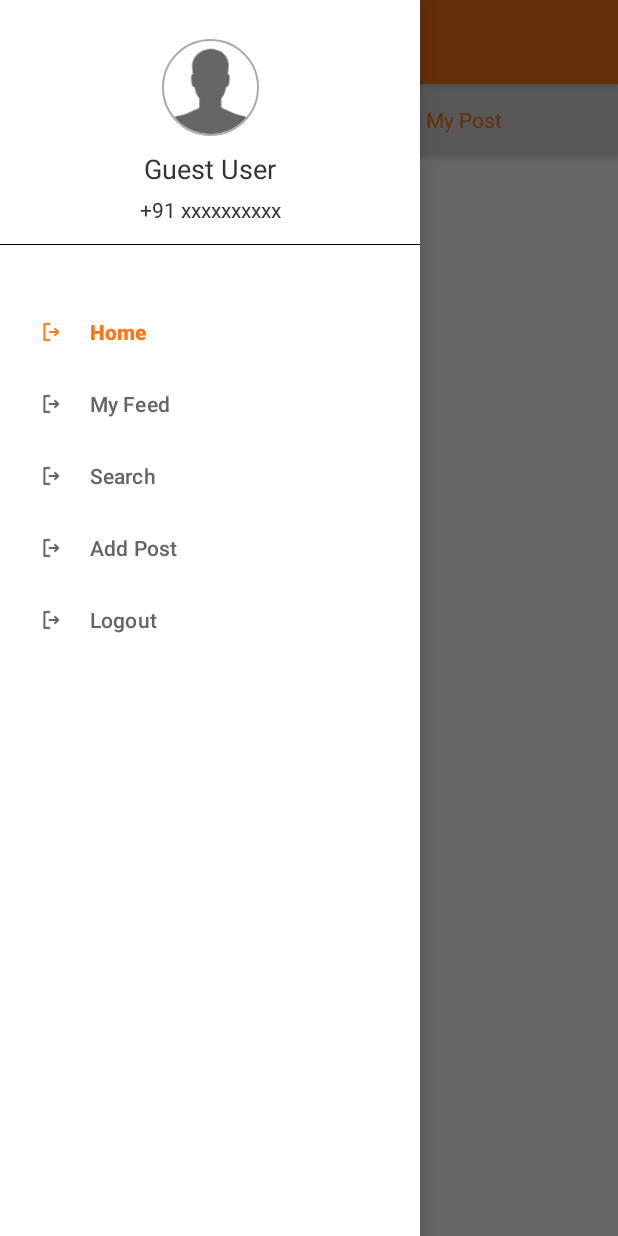
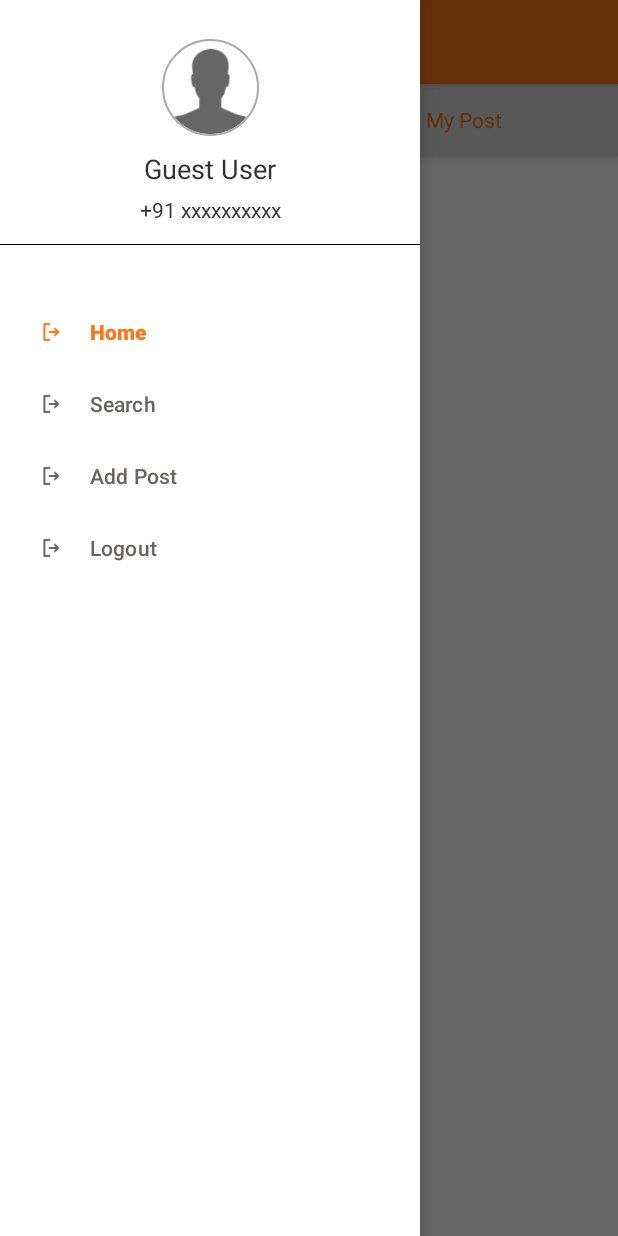
Before and after one commit to rishabhgupta001/payAssignment, an Android app: the screen it shows after launch once a user with an empty profile is signed in (MainActivity), with the side drawer open, on a phone screen of 412 x 824 dp. Run offline under Robolectric (Android 15) with nearby library versions, the phone set to English and light mode, and no system bars; our stand-ins replace CircleImageView, Firebase (no records; nobody signed in at launch, a user with empty details on screens opened directly), RxJava, navigation-ui, sdp/ssp sizes; pictures from the network do not load.

```diff
--- a/app/src/main/java/com/sample/vkoelassign/ui/view/HomeFragment.kt
+++ b/app/src/main/java/com/sample/vkoelassign/ui/view/HomeFragment.kt
@@ -1,15 +1,17 @@
 package com.sample.vkoelassign.ui.view
 
-import com.sample.vkoelassign.ui.view.adapter.HomePagerAdapter
 import android.content.Context
 import android.os.Bundle
-import androidx.fragment.app.Fragment
 import android.view.LayoutInflater
 import android.view.View
 import android.view.ViewGroup
+import androidx.fragment.app.Fragment
 import androidx.lifecycle.ViewModelProvider
 import com.sample.vkoelassign.databinding.FragmentHomeBinding
+import com.sample.vkoelassign.ui.view.adapter.HomePagerAdapter
 import com.sample.vkoelassign.ui.viewmodel.LoginViewModel
+import com.sample.vkoelassign.utility.toastShort
+
 
 class HomeFragment : Fragment() {
     private lateinit var binding: FragmentHomeBinding
@@ -40,8 +42,15 @@ class HomeFragment : Fragment() {
      */
     private fun init() {
         binding.homeViewPager.adapter =
-            HomePagerAdapter(requireContext(), requireActivity().supportFragmentManager)
+            HomePagerAdapter(requireContext(), childFragmentManager)
         binding.homeTabLayout.setupWithViewPager(binding.homeViewPager)
+
+    }
+
+    override fun onResume() {
+        super.onResume()
+        context?.toastShort("Home on Resume called")
+        init()
     }
 
 }
--- a/app/src/main/java/com/sample/vkoelassign/ui/view/MainActivity.kt
+++ b/app/src/main/java/com/sample/vkoelassign/ui/view/MainActivity.kt
@@ -189,4 +189,5 @@ class MainActivity : AppCompatActivity(), NavigationView.OnNavigationItemSelecte
         }
     }
 
+
 }
--- a/app/src/main/java/com/sample/vkoelassign/ui/view/MyFeedFragment.kt
+++ b/app/src/main/java/com/sample/vkoelassign/ui/view/MyFeedFragment.kt
@@ -38,6 +38,7 @@ class MyFeedFragment : Fragment() {
     }
 
     private fun init() {
+        binding.progressBar.visibility = View.VISIBLE
         val linearLayoutManager = LinearLayoutManager(context)
         linearLayoutManager.reverseLayout = true
         linearLayoutManager.stackFromEnd = true
@@ -96,6 +97,7 @@ class MyFeedFragment : Fragment() {
                             postList?.add(post)
                         }
                         feedAdapter?.notifyDataSetChanged()
+                        binding.progressBar.visibility = View.GONE
                     }
                 }
             }
@@ -104,9 +106,4 @@ class MyFeedFragment : Fragment() {
             }
         })
     }
-
-    override fun onResume() {
-        super.onResume()
-        context?.toastShort("on Resume called")
-    }
 }
--- a/app/src/main/java/com/sample/vkoelassign/ui/view/MyPostFragment.kt
+++ b/app/src/main/java/com/sample/vkoelassign/ui/view/MyPostFragment.kt
@@ -5,11 +5,25 @@ import androidx.fragment.app.Fragment
 import android.view.LayoutInflater
 import android.view.View
 import android.view.ViewGroup
+import androidx.recyclerview.widget.LinearLayoutManager
+import com.google.firebase.auth.FirebaseAuth
+import com.google.firebase.database.DataSnapshot
+import com.google.firebase.database.DatabaseError
+import com.google.firebase.database.FirebaseDatabase
+import com.google.firebase.database.ValueEventListener
 import com.sample.vkoelassign.R
+import com.sample.vkoelassign.databinding.FragmentMyFeedBinding
 import com.sample.vkoelassign.databinding.FragmentMyPostBinding
+import com.sample.vkoelassign.network.Post
+import com.sample.vkoelassign.ui.view.adapter.MyFeedAdapter
+import com.sample.vkoelassign.utility.toastShort
+import java.util.*
+import kotlin.collections.ArrayList
 
 class MyPostFragment : Fragment() {
     private lateinit var binding: FragmentMyPostBinding
+    private var postAdapter: MyFeedAdapter? = null
+    private var postList: MutableList<Post>? = null
 
     override fun onCreateView(
         inflater: LayoutInflater, container: ViewGroup?,
@@ -27,7 +41,40 @@ class MyPostFragment : Fragment() {
     }
 
     private fun init() {
-        arguments?.let {
-        }
+        binding.progressBar.visibility = View.VISIBLE
+        val linearLayoutManager = LinearLayoutManager(context)
+        linearLayoutManager.reverseLayout = true
+        linearLayoutManager.stackFromEnd = true
+        binding.userPostRecyclerView.layoutManager = linearLayoutManager
+
+        postList = ArrayList()
+        postAdapter = context?.let { MyFeedAdapter(it, postList as ArrayList<Post>) }
+        binding.userPostRecyclerView.adapter = postAdapter
+
+        fetchCurrentUserPost()
+    }
+
+    private fun fetchCurrentUserPost() {
+        val postRef = FirebaseDatabase.getInstance().reference.child("Posts")
+
+        postRef.addValueEventListener(object : ValueEventListener {
+            override fun onDataChange(dataSnapshot: DataSnapshot) {
+
+                if (dataSnapshot.exists()) {
+                    (postList as ArrayList<Post>).clear()
+
+                    for (item in dataSnapshot.children) {
+                        val post = item.getValue(Post::class.java)
+                        if (post?.postPublisher == FirebaseAuth.getInstance().currentUser?.uid) {
+                            (postList as ArrayList<Post>).add(post!!)
+                        }
+                        postAdapter?.notifyDataSetChanged()
+                        binding.progressBar.visibility = View.GONE
+                    }
+                }
+            }
+            override fun onCancelled(p0: DatabaseError) {
+            }
+        })
     }
 }
--- a/app/src/main/java/com/sample/vkoelassign/ui/view/adapter/CommentAdapter.kt
+++ b/app/src/main/java/com/sample/vkoelassign/ui/view/adapter/CommentAdapter.kt
@@ -41,7 +41,8 @@ class CommentAdapter(
 
         fun bind(position: Int) {
             val data = mComment[position]
-            itemBinding.commentTextView.text = data.comment
+            //itemBinding.commentTextView.text = data.comment
+            Utils.showBounceAnimOnText(mContext, itemBinding.commentTextView, data.comment)
             setData(itemBinding, data)
         }
     }
--- a/app/src/main/java/com/sample/vkoelassign/ui/view/adapter/UserAdapter.kt
+++ b/app/src/main/java/com/sample/vkoelassign/ui/view/adapter/UserAdapter.kt
@@ -61,11 +61,7 @@ class UserAdapter(
             checkFollowingStatus(user.uid, followButton)
 
             itemView.setOnClickListener(View.OnClickListener {
-                Pref.setString(MyApplication.mInstance, Pref.PROFILE_ID, user.uid)
-
                 it.context.toastShort("Clicked On Item:-  Open Profile Fragment")
-                /*(mContext as FragmentActivity).supportFragmentManager.beginTransaction()
-                    .replace(R.id.fragment_container, ProfileFragment()).commit()*/
             })
 
             followButton.setOnClickListener {
--- a/app/src/main/java/com/sample/vkoelassign/utility/Pref.kt
+++ b/app/src/main/java/com/sample/vkoelassign/utility/Pref.kt
@@ -12,7 +12,6 @@ object Pref {
     const val EMAIL_ID = "user_email_id"
     const val NAME = "user_name"
     const val PHONE_NUM = "phone_num"
-    const val PROFILE_ID = "_profileid"
 
     private lateinit var sharedPreferences: SharedPreferences
 
--- a/app/src/main/res/layout/activity_main.xml
+++ b/app/src/main/res/layout/activity_main.xml
@@ -35,7 +35,7 @@
                     android:layout_gravity="center"
                     android:textAllCaps="false"
                     android:textColor="@color/white"
-                    android:textSize="29sp" />
+                    android:textSize="20sp" />
 
             </androidx.appcompat.widget.Toolbar>
 
--- a/app/src/main/res/menu/menu.xml
+++ b/app/src/main/res/menu/menu.xml
@@ -2,7 +2,7 @@
 <menu xmlns:android="http://schemas.android.com/apk/res/android"
     xmlns:tools="http://schemas.android.com/tools"
     tools:showIn="navigation_view">
-<!--search_frag-->
+
     <group
         android:id="@+id/group_setting"
         android:checkableBehavior="single">
@@ -11,11 +11,6 @@
             android:id="@+id/home_frag"
             android:icon="@drawable/logout"
             android:title="@string/txt_x_list" />
-
-        <item
-            android:id="@+id/myfeed_frag"
-            android:icon="@drawable/logout"
-            android:title="@string/txt_my_feed" />
         <item
             android:id="@+id/search_frag"
             android:icon="@drawable/logout"
```
Also changed, not shown: app/src/main/java/com/sample/vkoelassign/ui/view/PostDetailFragment.kt (+7 -4 lines), app/src/main/java/com/sample/vkoelassign/ui/view/adapter/MyFeedAdapter.kt (+11 -5 lines), app/src/main/res/layout/fragment_my_post.xml (+23 -5 lines).
